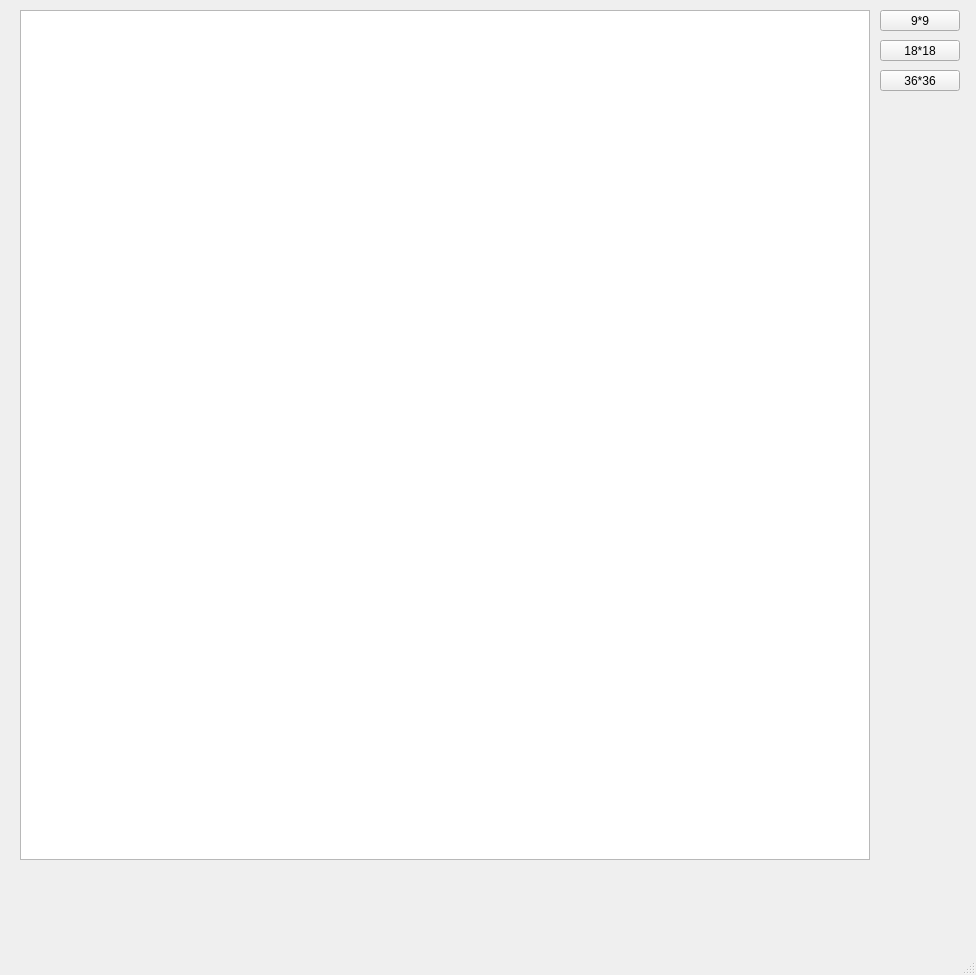
Above: mainwindow.ui from SpiritFoxo/MinesweeperGame before the change. Below: the same form after it.
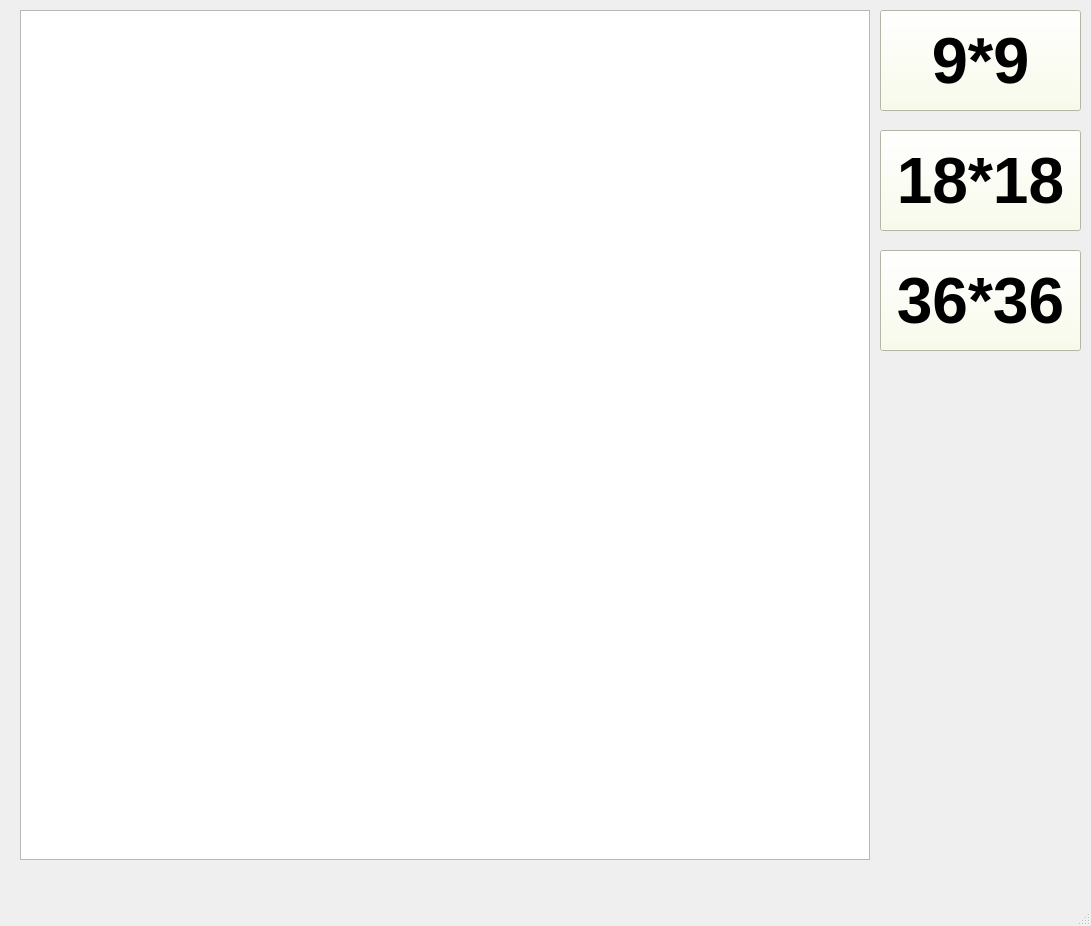
That is the form after the change. Icons and pictures are not drawn.

Commit message: cool design update with commentaries

```diff
--- a/mainwindow.ui
+++ b/mainwindow.ui
@@ -6,8 +6,8 @@
    <rect>
     <x>0</x>
     <y>0</y>
-    <width>976</width>
-    <height>975</height>
+    <width>1091</width>
+    <height>926</height>
    </rect>
   </property>
   <property name="windowTitle">
@@ -29,10 +29,22 @@
      <rect>
       <x>880</x>
       <y>10</y>
-      <width>80</width>
-      <height>21</height>
+      <width>201</width>
+      <height>101</height>
      </rect>
     </property>
+    <property name="font">
+     <font>
+      <family>Nirmala UI</family>
+      <pointsize>49</pointsize>
+      <weight>75</weight>
+      <bold>true</bold>
+     </font>
+    </property>
+    <property name="styleSheet">
+     <string notr="true">background-color: rgb(250, 255, 230);
+color: rgb(0, 0, 0);</string>
+    </property>
     <property name="text">
      <string>9*9</string>
     </property>
@@ -41,11 +53,23 @@
     <property name="geometry">
      <rect>
       <x>880</x>
-      <y>40</y>
-      <width>80</width>
-      <height>21</height>
+      <y>130</y>
+      <width>201</width>
+      <height>101</height>
      </rect>
     </property>
+    <property name="font">
+     <font>
+      <family>Nirmala UI</family>
+      <pointsize>48</pointsize>
+      <weight>75</weight>
+      <bold>true</bold>
+     </font>
+    </property>
+    <property name="styleSheet">
+     <string notr="true">background-color: rgb(250, 255, 230);
+color: rgb(0, 0, 0);</string>
+    </property>
     <property name="text">
      <string>18*18</string>
     </property>
@@ -54,11 +78,23 @@
     <property name="geometry">
      <rect>
       <x>880</x>
-      <y>70</y>
-      <width>80</width>
-      <height>21</height>
+      <y>250</y>
+      <width>201</width>
+      <height>101</height>
      </rect>
     </property>
+    <property name="font">
+     <font>
+      <family>Nirmala UI</family>
+      <pointsize>48</pointsize>
+      <weight>75</weight>
+      <bold>true</bold>
+     </font>
+    </property>
+    <property name="styleSheet">
+     <string notr="true">background-color: rgb(250, 255, 230);
+color: rgb(0, 0, 0);</string>
+    </property>
     <property name="text">
      <string>36*36</string>
     </property>
```
Left out of the diff: 9 changed lines with no effect on the pictures. The commit also changes 7 other files.
